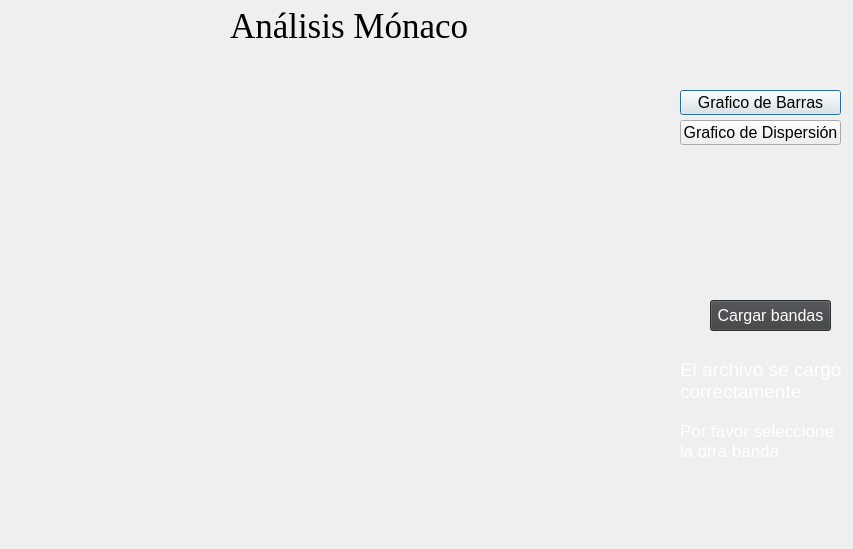
Qt form ui/interfaceGUI.ui (DEGED/Monaco) before a commit.
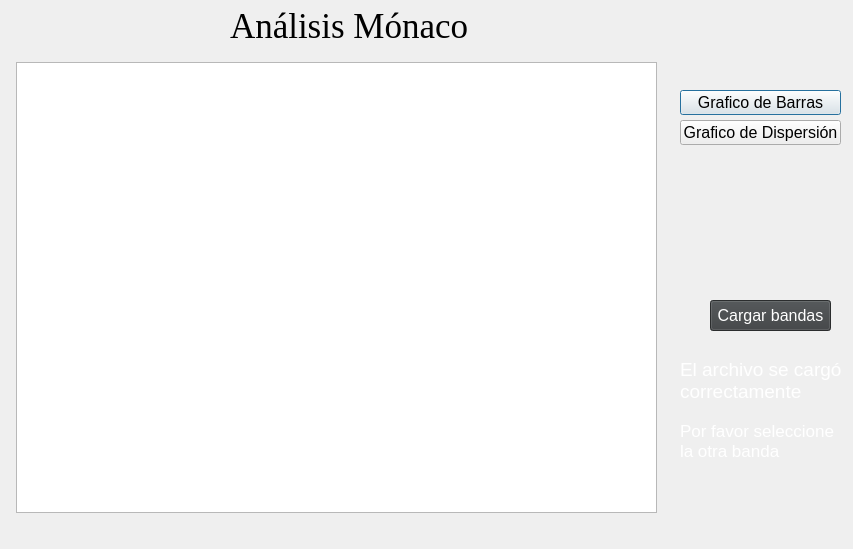
The same form after that commit. Icons and pictures are not drawn.

What changed in the file:
```diff
--- a/ui/interfaceGUI.ui
+++ b/ui/interfaceGUI.ui
@@ -198,6 +198,16 @@
 la otra banda</string>
    </property>
   </widget>
+  <widget class="QGraphicsView" name="graphicsView">
+   <property name="geometry">
+    <rect>
+     <x>16</x>
+     <y>62</y>
+     <width>641</width>
+     <height>451</height>
+    </rect>
+   </property>
+  </widget>
  </widget>
  <resources/>
  <connections/>
```
